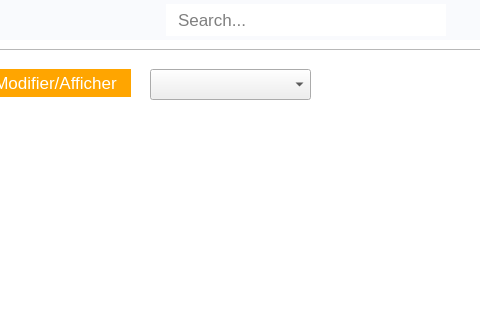
This is main_ui.ui in walidhabbach/Car-Rental-Desktop-app as Qt 5 draws it before an edit; both pictures show x 494 to 974 and y 0 to 320 of the 1394 by 715 pixel window. The edited form follows.
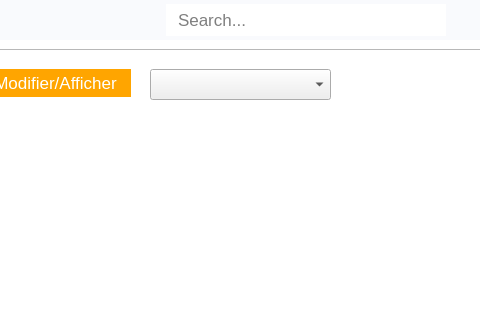
This is the edited form. Icons and pictures are not drawn.

Commit message: Adding comboBox for clients

```diff
--- a/main_ui.ui
+++ b/main_ui.ui
@@ -863,7 +863,7 @@
                <rect>
                 <x>350</x>
                 <y>20</y>
-                <width>161</width>
+                <width>181</width>
                 <height>31</height>
                </rect>
               </property>
```
The commit also changes 4 other files.
